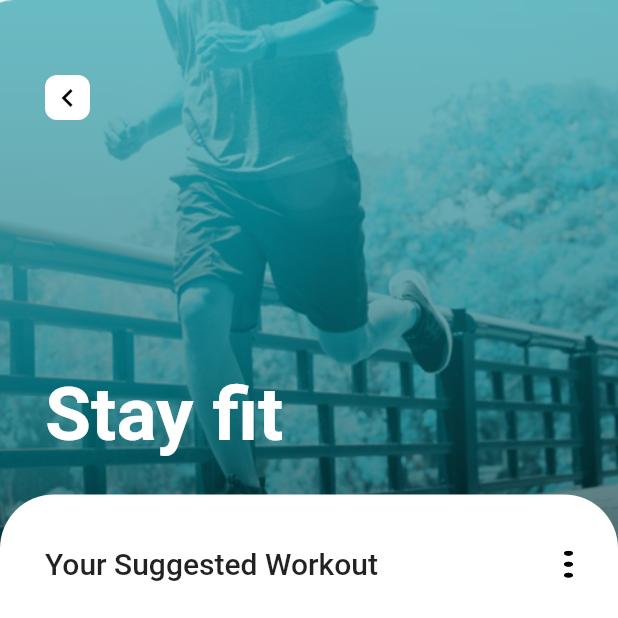
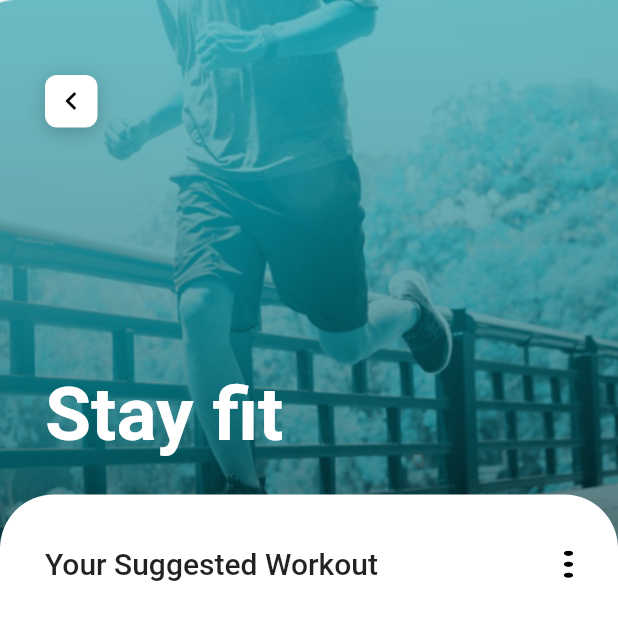
Before and after one commit to ifuncoding/fitnes_ui_flutter, a Flutter app: the FitnessScreen screen opened directly, on a phone screen of 412 x 824 dp, the top half of it. Run offline on Flutter 3.47's test engine with Material 2 defaults, Android fonts, the phone set to English and light mode, and no system bars; our stand-ins replace flutter_svg, percent_indicator.

Commit message:
feat: Navigation

```diff
--- a/lib/main.dart
+++ b/lib/main.dart
@@ -1,6 +1,5 @@
 import 'package:fitness_app/config/palette.dart';
 import 'package:fitness_app/screens/home/home_screen.dart';
-import 'package:fitness_app/screens/stay_fit.dart/fit_screen.dart';
 import 'package:flutter/material.dart';
 
 void main() {
@@ -17,7 +16,7 @@ class MyApp extends StatelessWidget {
         primaryColor: Palette.primary,
         visualDensity: VisualDensity.adaptivePlatformDensity,
       ),
-      home: FitnessScreen(),
+      home: HomeScreen(),
     );
   }
 }
--- a/lib/screens/home/components/body.dart
+++ b/lib/screens/home/components/body.dart
@@ -1,12 +1,8 @@
-import 'package:fitness_app/config/global_styles.dart';
-import 'package:fitness_app/config/palette.dart';
 import 'package:fitness_app/screens/home/components/card_goal_detail.dart';
 import 'package:fitness_app/screens/home/components/header_home_container.dart';
 import 'package:fitness_app/screens/home/components/tab_selection.dart';
 import 'package:flutter/cupertino.dart';
 import 'package:flutter/material.dart';
-import 'package:flutter_svg/svg.dart';
-import 'package:percent_indicator/percent_indicator.dart';
 
 class HomeBody extends StatefulWidget {
   static const h1 = TextStyle(
--- a/lib/screens/stay_fit.dart/components/top_container.dart
+++ b/lib/screens/stay_fit.dart/components/top_container.dart
@@ -29,17 +29,29 @@ class TopContainer extends StatelessWidget {
             mainAxisAlignment: MainAxisAlignment.spaceBetween,
             crossAxisAlignment: CrossAxisAlignment.start,
             children: [
-              Container(
-                width: 30.0,
-                height: 30.0,
+              GestureDetector(
+                onTap: () {
+                  Navigator.pop(context);
+                },
+                child: Container(
+                  width: 35.0,
+                  height: 35.0,
                   decoration: BoxDecoration(
                     color: Colors.white,
                     borderRadius: BorderRadius.circular(8.0),
+                    boxShadow: [
+                      BoxShadow(
+                        offset: Offset(0, 3),
+                        blurRadius: 10,
+                        color: Colors.black.withOpacity(0.2),
+                      )
+                    ],
                   ),
                   child: Center(
                     child: Icon(
                       Icons.chevron_left,
                       color: Colors.black,
+                    ),
                   ),
                 ),
               ),
```
Also changed, not shown: lib/screens/home/components/card_goal_detail.dart (+12 -1 lines). Lines whose indentation alone changed are shown as unchanged.
